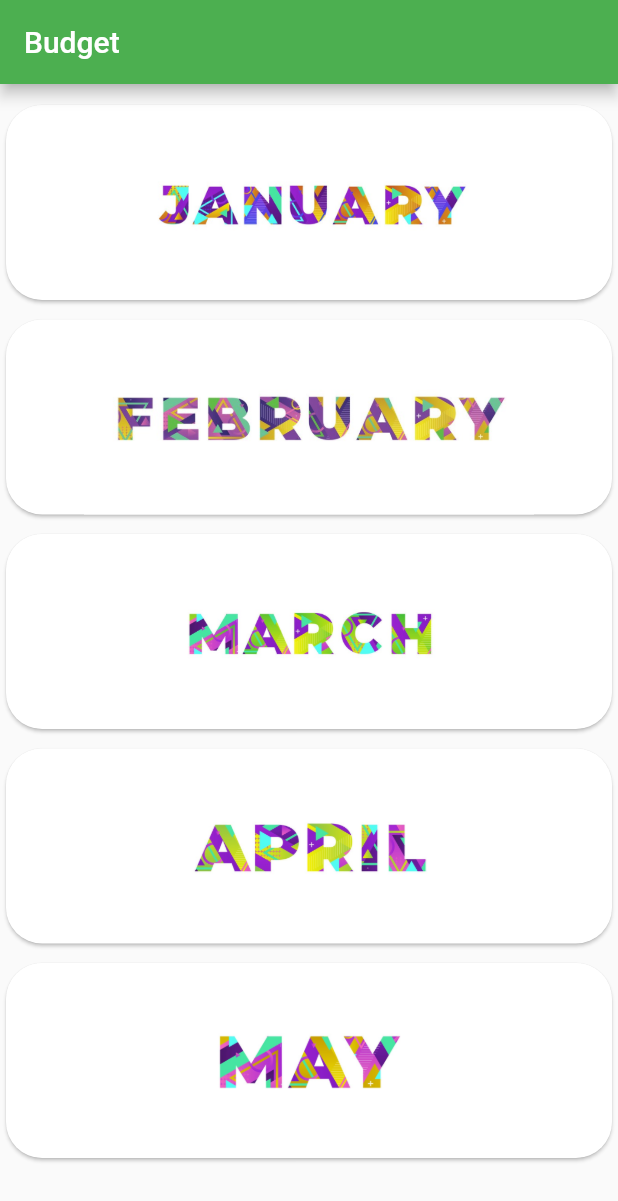
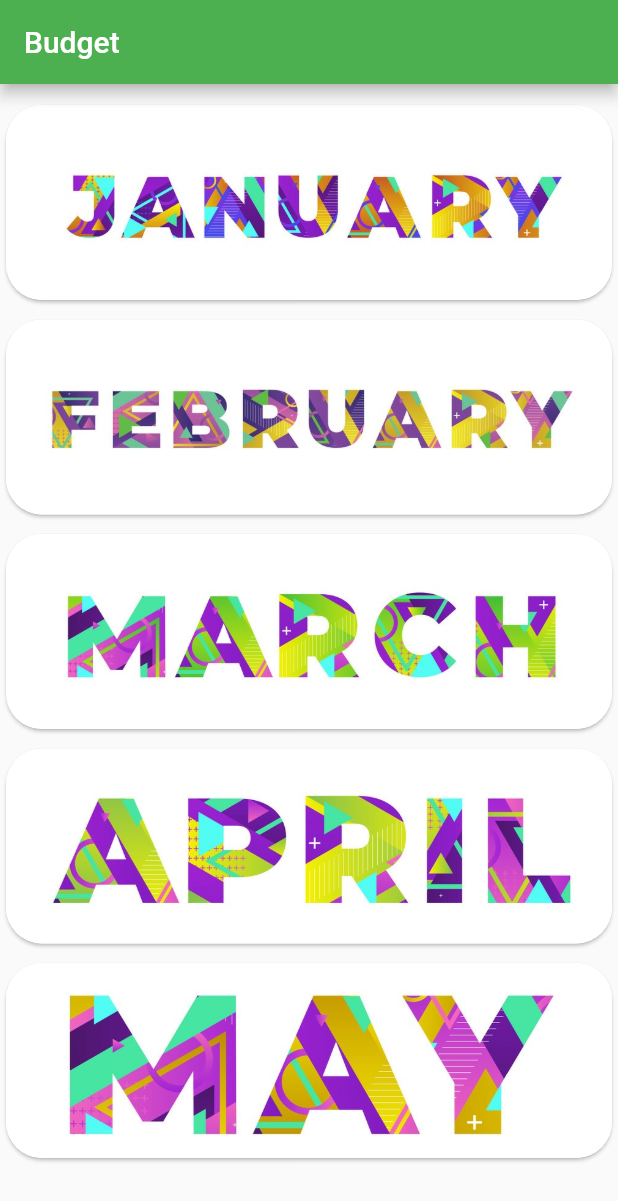
Before and after one commit to COS301-SE-2022/Happy-Muncher, a Flutter app: the MyHomePage screen opened by its route, after a tap on "Create Your Budget", on a phone screen of 412 x 824 dp. Shown: the top 1201 px of the screen. Run offline on Flutter 3.47's test engine with Material 2 defaults, Android fonts, the light colour scheme and no system bars; our stand-ins replace cloud_firestore, firebase_auth, firebase_core, flutter_slidable, get_it, google_sign_in; missing offline and left inert: integration_test; accounts and stored records are empty.

```diff
--- a/happy_mucher_frontend/lib/pages/budget.dart
+++ b/happy_mucher_frontend/lib/pages/budget.dart
@@ -65,7 +65,6 @@ class _MyHomePageState extends State<MyHomePage> {
           children: [
             Ink.image(
               image: AssetImage('assets/images/months/january.jpg'),
-              width: 250,
               child: InkWell(
                 key: Key("jan"),
                 onTap: () {
@@ -75,7 +74,7 @@ class _MyHomePageState extends State<MyHomePage> {
                 },
               ),
               height: 130,
-              fit: BoxFit.fitWidth,
+              fit: BoxFit.cover,
             )
           ],
         ),
@@ -89,7 +88,6 @@ class _MyHomePageState extends State<MyHomePage> {
           children: [
             Ink.image(
               image: AssetImage('assets/images/months/february.jpg'),
-              width: 300,
               child: InkWell(
                 key: Key("feb"),
                 onTap: () {
@@ -99,7 +97,7 @@ class _MyHomePageState extends State<MyHomePage> {
                 },
               ),
               height: 130,
-              fit: BoxFit.fitWidth,
+              fit: BoxFit.cover,
             )
           ],
         ),
@@ -113,7 +111,6 @@ class _MyHomePageState extends State<MyHomePage> {
           children: [
             Ink.image(
               image: AssetImage('assets/images/months/march.jpg'),
-              width: 200,
               child: InkWell(
                 key: Key("mar"),
                 onTap: () {
@@ -123,7 +120,7 @@ class _MyHomePageState extends State<MyHomePage> {
                 },
               ),
               height: 130,
-              fit: BoxFit.fitWidth,
+              fit: BoxFit.cover,
             )
           ],
         ),
@@ -137,7 +134,6 @@ class _MyHomePageState extends State<MyHomePage> {
           children: [
             Ink.image(
               image: AssetImage('assets/images/months/april.jpg'),
-              width: 180,
               child: InkWell(
                 key: Key("apr"),
                 onTap: () {
@@ -147,7 +143,7 @@ class _MyHomePageState extends State<MyHomePage> {
                 },
               ),
               height: 130,
-              fit: BoxFit.fitWidth,
+              fit: BoxFit.cover,
             )
           ],
         ),
@@ -161,7 +157,6 @@ class _MyHomePageState extends State<MyHomePage> {
           children: [
             Ink.image(
               image: AssetImage('assets/images/months/may.jpg'),
-              width: 150,
               child: InkWell(
                 key: Key("may"),
                 onTap: () {
@@ -171,7 +166,7 @@ class _MyHomePageState extends State<MyHomePage> {
                 },
               ),
               height: 130,
-              fit: BoxFit.fitWidth,
+              fit: BoxFit.cover,
             )
           ],
         ),
```
